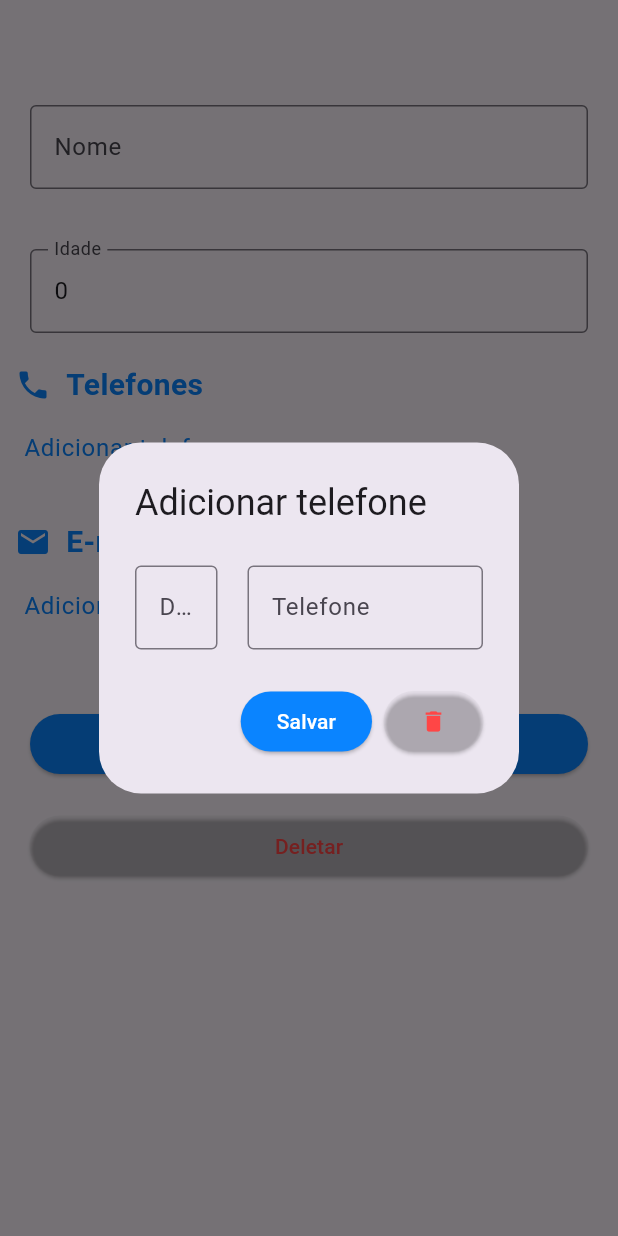
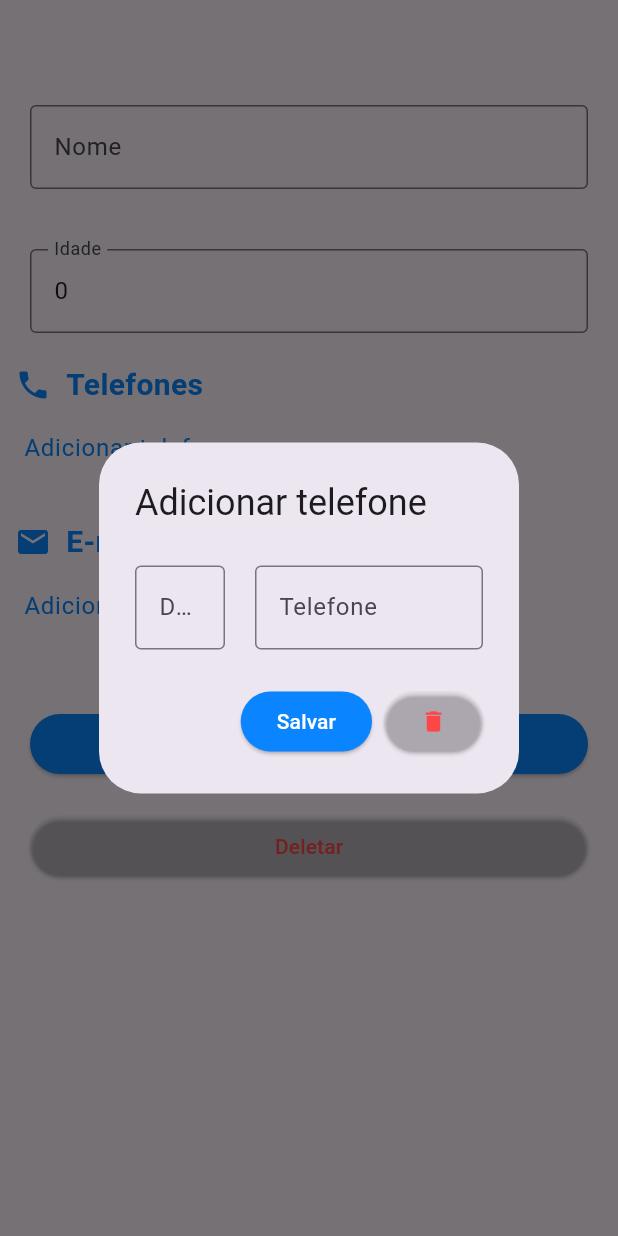
Before and after one commit to lucasmartinsb/contatos_v2, a Flutter app: the PessoaDetalhe screen opened directly with empty values, after a tap on "Adicionar telefone", on a phone screen of 412 x 824 dp. Run offline on Flutter 3.47's test engine with Material 3 defaults, Android fonts, the phone set to English and light mode, and no system bars; our stand-ins replace sqflite; accounts and stored records are empty.

Commit message:
[fix] const

```diff
--- a/lib/screen/email_detalhe.dart
+++ b/lib/screen/email_detalhe.dart
@@ -42,7 +42,7 @@ class _EmailDetalheState extends State<EmailDetalhe> {
     _controllerCdpes.text = widget.informacaoPessoa.cdpes.toString();
 
     return AlertDialog(
-      title: Text("Adicionar Email"),
+      title: const Text("Adicionar Email"),
       content: Form(
         key: _formKey,
         child: Column(
@@ -50,7 +50,7 @@ class _EmailDetalheState extends State<EmailDetalhe> {
           children: [
             TextFormField(
               controller: _controllerEmail,
-              decoration: InputDecoration(
+              decoration: const InputDecoration(
                 labelText: 'Email',
                 border: OutlineInputBorder(),
               ),
@@ -92,9 +92,9 @@ class _EmailDetalheState extends State<EmailDetalhe> {
             }
           },
           style: ElevatedButton.styleFrom(
-            backgroundColor: Color.fromARGB(255, 10, 132, 255),
+            backgroundColor: const Color.fromARGB(255, 10, 132, 255),
           ),
-          child: Text(
+          child: const Text(
             'Salvar',
             style: TextStyle(
               color: Color.fromARGB(255, 255, 255, 255),
@@ -112,7 +112,7 @@ class _EmailDetalheState extends State<EmailDetalhe> {
             }
           },
           style: ElevatedButton.styleFrom(
-            backgroundColor: Color.fromARGB(1, 233, 232, 235),
+            backgroundColor: const Color.fromARGB(1, 233, 232, 235),
           ),
           child: const Icon(
             Icons.delete,
--- a/lib/screen/pessoa_detalhe.dart
+++ b/lib/screen/pessoa_detalhe.dart
@@ -131,12 +131,12 @@ class _PessoaDetalheState extends State<PessoaDetalhe> {
           child: Form(
               key: _formKey,
               child: Container(
-                color: Color.fromARGB(1, 253, 252, 252),
+                color: const Color.fromARGB(1, 253, 252, 252),
                 child: Column(
                   mainAxisAlignment: MainAxisAlignment.spaceEvenly,
                   crossAxisAlignment: CrossAxisAlignment.stretch,
                   children: [
-                    SizedBox(height: 50),
+                    const SizedBox(height: 50),
                     Container(
                       padding: const EdgeInsets.all(20),
                       child: TextFormField(
@@ -181,7 +181,7 @@ class _PessoaDetalheState extends State<PessoaDetalhe> {
                         children: [
                           Icon(
                             Icons.phone,
-                            color: const Color.fromARGB(255, 10, 132, 255),
+                            color: Color.fromARGB(255, 10, 132, 255),
                           ),
                           SizedBox(width: 10),
                           Text(
@@ -189,7 +189,7 @@ class _PessoaDetalheState extends State<PessoaDetalhe> {
                             style: TextStyle(
                                 fontSize: 20,
                                 fontWeight: FontWeight.bold,
-                                color: const Color.fromARGB(255, 10, 132, 255)),
+                                color: Color.fromARGB(255, 10, 132, 255)),
                           ),
                         ],
                       ),
@@ -244,15 +244,13 @@ class _PessoaDetalheState extends State<PessoaDetalhe> {
                       alignment: Alignment.centerLeft,
                       //padding: const EdgeInsets.all(20),
                       child: Container(
-                          child: Container(
                           alignment: Alignment.centerLeft,
                           padding: const EdgeInsets.only(left: 10),
                           child: const Row(
                             children: [
                               Icon(
                                 Icons.email,
-                                    color:
-                                        const Color.fromARGB(255, 10, 132, 255),
+                                color: Color.fromARGB(255, 10, 132, 255),
                               ),
                               SizedBox(width: 10),
                               Text(
@@ -260,11 +258,10 @@ class _PessoaDetalheState extends State<PessoaDetalhe> {
                                 style: TextStyle(
                                     fontSize: 20,
                                     fontWeight: FontWeight.bold,
-                                        color: const Color.fromARGB(
-                                            255, 10, 132, 255)),
+                                    color: Color.fromARGB(255, 10, 132, 255)),
                               ),
                             ],
-                              ))),
+                          )),
                     ),
                     ListView.builder(
                       shrinkWrap: true,
@@ -288,7 +285,7 @@ class _PessoaDetalheState extends State<PessoaDetalhe> {
                     IgnorePointer(
                       ignoring: !editar, // Ignora toques se editar for falso
                       child: ListTile(
-                        title: Text("Adicionar e-mail"),
+                        title: const Text("Adicionar e-mail"),
                         textColor: editar
                             ? const Color.fromARGB(255, 10, 132, 255)
                             : Colors.black54,
@@ -308,7 +305,7 @@ class _PessoaDetalheState extends State<PessoaDetalhe> {
                         },
                       ),
                     ),
-                    SizedBox(height: 20),
+                    const SizedBox(height: 20),
                     Container(
                       padding: const EdgeInsets.all(20),
                       child: ElevatedButton(
@@ -319,7 +316,8 @@ class _PessoaDetalheState extends State<PessoaDetalhe> {
                             }
                           },
                           style: ElevatedButton.styleFrom(
-                            backgroundColor: Color.fromARGB(255, 10, 132, 255),
+                            backgroundColor:
+                                const Color.fromARGB(255, 10, 132, 255),
                           ),
                           child: const Text(
                             'Salvar',
@@ -341,7 +339,7 @@ class _PessoaDetalheState extends State<PessoaDetalhe> {
                           style: ElevatedButton.styleFrom(
                             backgroundColor: Color.fromARGB(1, 233, 232, 235),
                           ),
-                          child: Text(
+                          child: const Text(
                             'Deletar',
                             style: TextStyle(
                               color: Color.fromARGB(255, 255, 70, 70),
--- a/lib/screen/telefone_detalhe.dart
+++ b/lib/screen/telefone_detalhe.dart
@@ -41,17 +41,17 @@ class _TelefoneDetalheState extends State<TelefoneDetalhe> {
     }
 
     return AlertDialog(
-      title: Text("Adicionar telefone"),
+      title: const Text("Adicionar telefone"),
       content: Form(
         key: _formKey,
         child: Column(
           mainAxisSize: MainAxisSize.min,
           children: [
-            SizedBox(height: 10),
+            const SizedBox(height: 10),
             Row(
               children: [
                 Container(
-                  width: 55,
+                  width: 60,
                   margin: const EdgeInsets.only(right: 20),
                   child: TextFormField(
                     controller: _controllerDdd,
@@ -60,7 +60,7 @@ class _TelefoneDetalheState extends State<TelefoneDetalhe> {
                       FilteringTextInputFormatter.digitsOnly
                     ],
                     keyboardType: TextInputType.number,
-                    decoration: InputDecoration(
+                    decoration: const InputDecoration(
                       labelText: 'DDD',
                       border: OutlineInputBorder(),
                     ),
@@ -81,7 +81,7 @@ class _TelefoneDetalheState extends State<TelefoneDetalhe> {
                       FilteringTextInputFormatter.digitsOnly
                     ],
                     keyboardType: TextInputType.number,
-                    decoration: InputDecoration(
+                    decoration: const InputDecoration(
                       labelText: 'Telefone',
                       border: OutlineInputBorder(),
                     ),
@@ -125,7 +125,7 @@ class _TelefoneDetalheState extends State<TelefoneDetalhe> {
             }
           },
           style: ElevatedButton.styleFrom(
-            backgroundColor: Color.fromARGB(255, 10, 132, 255),
+            backgroundColor: const Color.fromARGB(255, 10, 132, 255),
           ),
           child: const Text(
             'Salvar',
```
Lines whose indentation alone changed are shown as unchanged.
